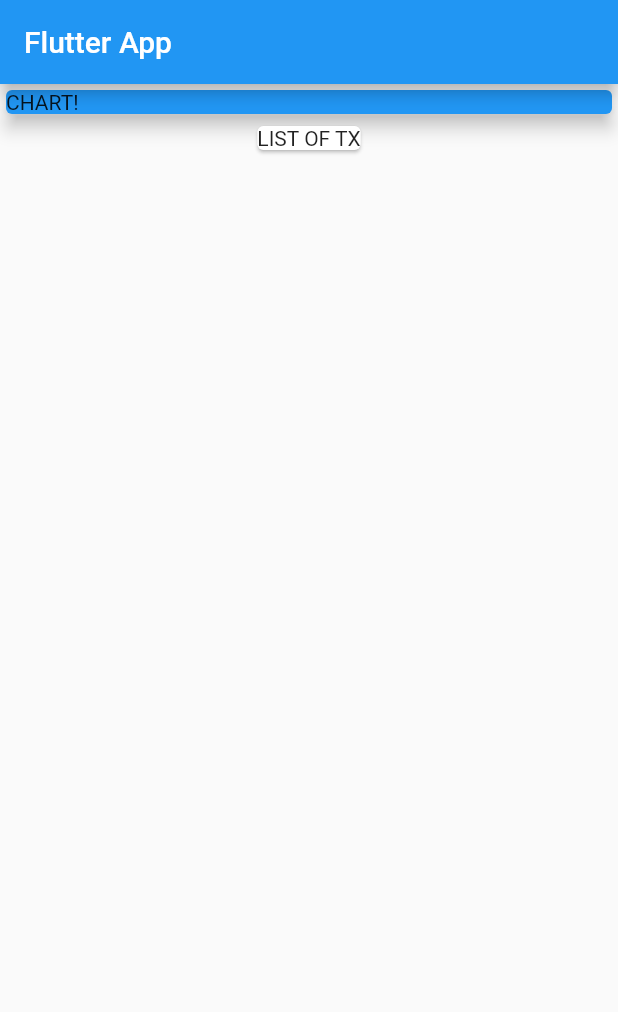
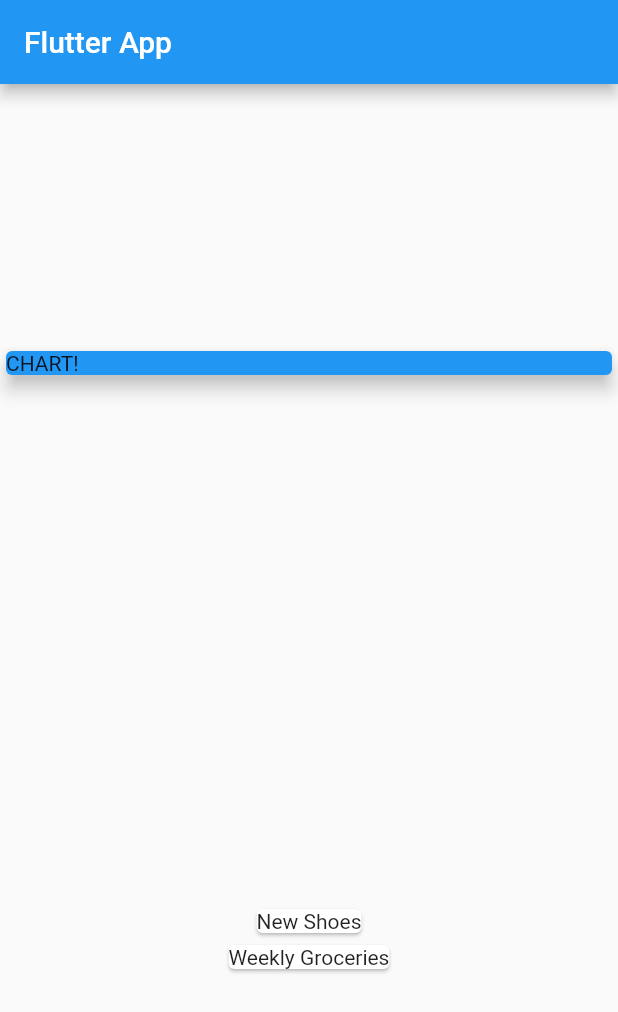
Before and after one commit to Sergio10Medina/Curso_flutter, a Flutter app: the screen it shows after launch, on a phone screen of 412 x 824 dp. Shown: the top 1012 px of the screen. Run offline on Flutter 3.47's test engine with Material 2 defaults, Android fonts, the phone set to English and light mode, and no system bars.

Commit message:
Understanding Column Alignment/ Not a Widget: Adding a Transaction Model & Transaction Data/ Mapping Data into Widgets

```diff
--- a/flutter_complete_guide/lib/main.dart
+++ b/flutter_complete_guide/lib/main.dart
@@ -1,4 +1,6 @@
 import 'package:flutter/material.dart';
+
+import './transaction.dart';
 
 void main() => runApp(MyApp());
 
@@ -13,6 +15,21 @@ class MyApp extends StatelessWidget {
 }
 
 class MyHomePage extends StatelessWidget {
+  final List<Transaction> transactions = [
+    Transaction(
+      id: 't1',
+      title: 'New Shoes',
+      amount: 69.99,
+      date: DateTime.now(),
+    ),
+    Transaction(
+      id: 't2',
+      title: 'Weekly Groceries',
+      amount: 16.53,
+      date: DateTime.now(),
+    ),
+  ];
+
   @override
   Widget build(BuildContext context) {
     return Scaffold(
@@ -20,6 +37,8 @@ class MyHomePage extends StatelessWidget {
         title: Text('Flutter App'),
       ),
       body: Column(
+        mainAxisAlignment: MainAxisAlignment.spaceAround,
+        crossAxisAlignment: CrossAxisAlignment.stretch,
         children: <Widget>[
           Container(
             width: double.infinity,
@@ -29,7 +48,13 @@ class MyHomePage extends StatelessWidget {
                 elevation: 5,
             ),
           ),
-          Card(child: Text('LIST OF TX'),),
+          Column(
+            children: transactions.map((tx) {
+              return Card(
+                child: Text(tx.title),
+              );
+            }).toList(),
+          ),
         ],
       ),
     );
```
